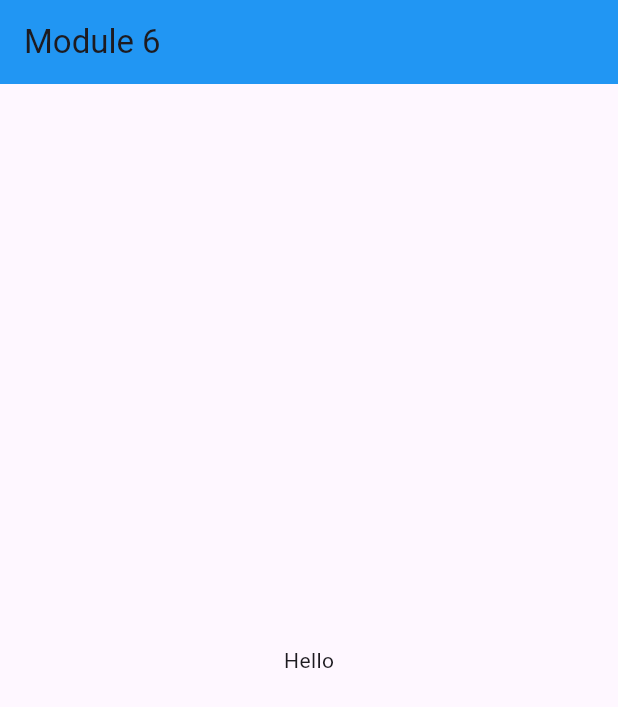
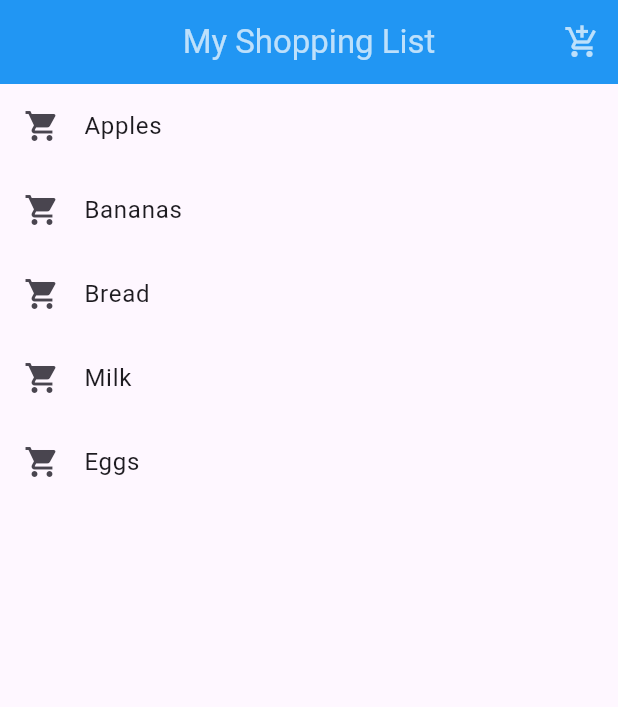
Before and after one commit to Tanjil70/flutter_livetest_app_ostad, a Flutter app: the screen it shows after launch, on a phone screen of 412 x 824 dp. Shown: the top 707 px of the screen. Run offline on Flutter 3.47's test engine with Material 2 defaults, Android fonts, the phone set to English and light mode, and no system bars.

Commit message:
Live Code Test Module Submitted

```diff
--- a/lib/main.dart
+++ b/lib/main.dart
@@ -12,8 +12,9 @@ class MyApp extends StatelessWidget {
   Widget build(BuildContext context) {
     return MaterialApp(
       title: 'Flutter Demo',
+      debugShowCheckedModeBanner: false,
       theme: ThemeData(
-        colorScheme: ColorScheme.fromSeed(seedColor: Colors.deepPurple),
+        primaryColor: Colors.green,
         useMaterial3: true,
       ),
       home: MyHomePage(),
@@ -27,17 +28,28 @@ class MyHomePage extends StatefulWidget {
 }
 
 class _MyHomePageState extends State<MyHomePage> {
+  List<String> fruits = ["Apples", "Bananas", "Bread", "Milk", "Eggs"];
   @override
   Widget build(BuildContext context) {
     return Scaffold(
         appBar: AppBar(
-          title: Text("Module 6"),
+          foregroundColor: Colors.white70,
+          title: const Text("My Shopping List"),
+          actions: [
+            IconButton(onPressed: () {}, icon: Icon(Icons.add_shopping_cart))
+          ],
+          centerTitle: true,
           backgroundColor: Colors.blue,
         ),
-        body: Center(
-          child: Text("Hello"),
-        )
-        // This trailing comma makes auto-formatting nicer for build methods.
-        );
+        body: ListView.builder(
+            itemCount: fruits.length,
+            itemBuilder: (context, index) {
+              return Column(children: [
+                ListTile(
+                  title: Text(fruits[index]),
+                  leading: Icon(Icons.shopping_cart),
+                )
+              ]);
+            }));
   }
 }
```
